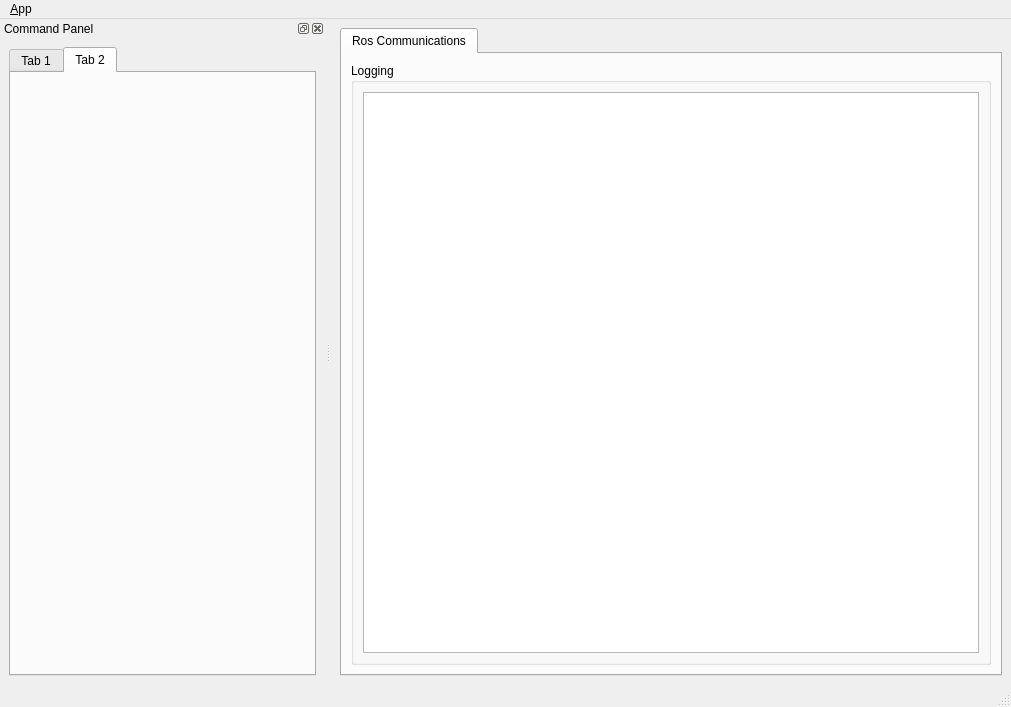
Qt form ui/main_window.ui (Yushirenko/ros_controller_qt) before a commit.
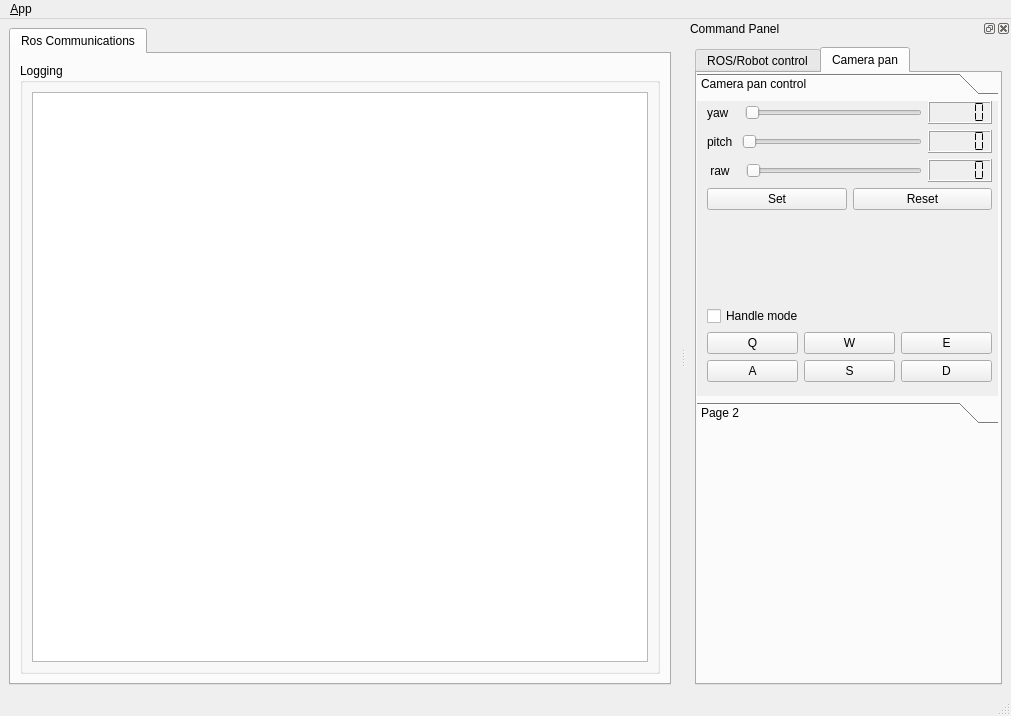
The same form after that commit. The open tabs and pages were chosen to show the change. Icons and pictures are not drawn.

```diff
--- a/ui/main_window.ui
+++ b/ui/main_window.ui
@@ -7,7 +7,7 @@
     <x>0</x>
     <y>0</y>
     <width>1011</width>
-    <height>704</height>
+    <height>716</height>
    </rect>
   </property>
   <property name="windowTitle">
@@ -108,7 +108,7 @@
     <string>Command Panel</string>
    </property>
    <attribute name="dockWidgetArea">
-    <number>1</number>
+    <number>2</number>
    </attribute>
    <widget class="QWidget" name="dockWidgetContents_2">
     <layout class="QVBoxLayout" name="verticalLayout">
@@ -119,7 +119,7 @@
        </property>
        <widget class="QWidget" name="tab_3">
         <attribute name="title">
-         <string>Tab 1</string>
+         <string>ROS/Robot control</string>
         </attribute>
         <layout class="QVBoxLayout" name="verticalLayout_10">
          <item>
@@ -476,8 +476,268 @@
        </widget>
        <widget class="QWidget" name="tab_4">
         <attribute name="title">
-         <string>Tab 2</string>
+         <string>Camera pan</string>
         </attribute>
+        <widget class="QToolBox" name="toolBox">
+         <property name="geometry">
+          <rect>
+           <x>0</x>
+           <y>0</y>
+           <width>301</width>
+           <height>351</height>
+          </rect>
+         </property>
+         <property name="currentIndex">
+          <number>0</number>
+         </property>
+         <widget class="QWidget" name="page">
+          <property name="geometry">
+           <rect>
+            <x>0</x>
+            <y>0</y>
+            <width>301</width>
+            <height>289</height>
+           </rect>
+          </property>
+          <attribute name="label">
+           <string>Camera pan control</string>
+          </attribute>
+          <widget class="QWidget" name="">
+           <property name="geometry">
+            <rect>
+             <x>10</x>
+             <y>0</y>
+             <width>285</width>
+             <height>281</height>
+            </rect>
+           </property>
+           <layout class="QVBoxLayout" name="verticalLayout_15">
+            <item>
+             <layout class="QVBoxLayout" name="verticalLayout_13">
+              <item>
+               <layout class="QVBoxLayout" name="verticalLayout_12">
+                <item>
+                 <layout class="QVBoxLayout" name="verticalLayout_11">
+                  <item>
+                   <layout class="QHBoxLayout" name="horizontalLayout_9">
+                    <item>
+                     <layout class="QHBoxLayout" name="horizontalLayout_6">
+                      <item>
+                       <widget class="QLabel" name="label_6">
+                        <property name="text">
+                         <string>yaw   </string>
+                        </property>
+                       </widget>
+                      </item>
+                      <item>
+                       <widget class="QSlider" name="horizontalSlider_3">
+                        <property name="orientation">
+                         <enum>Qt::Horizontal</enum>
+                        </property>
+                       </widget>
+                      </item>
+                     </layout>
+                    </item>
+                    <item>
+                     <widget class="QLCDNumber" name="lcdNumber_5">
+                      <property name="segmentStyle">
+                       <enum>QLCDNumber::Flat</enum>
+                      </property>
+                     </widget>
+                    </item>
+                   </layout>
+                  </item>
+                  <item>
+                   <layout class="QHBoxLayout" name="horizontalLayout_10">
+                    <item>
+                     <layout class="QHBoxLayout" name="horizontalLayout_7">
+                      <item>
+                       <widget class="QLabel" name="label_7">
+                        <property name="text">
+                         <string>pitch </string>
+                        </property>
+                       </widget>
+                      </item>
+                      <item>
+                       <widget class="QSlider" name="horizontalSlider_4">
+                        <property name="orientation">
+                         <enum>Qt::Horizontal</enum>
+                        </property>
+                       </widget>
+                      </item>
+                     </layout>
+                    </item>
+                    <item>
+                     <widget class="QLCDNumber" name="lcdNumber_4">
+                      <property name="segmentStyle">
+                       <enum>QLCDNumber::Flat</enum>
+                      </property>
+                     </widget>
+                    </item>
+                   </layout>
+                  </item>
+                  <item>
+                   <layout class="QHBoxLayout" name="horizontalLayout_11">
+                    <item>
+                     <layout class="QHBoxLayout" name="horizontalLayout_8">
+                      <item>
+                       <widget class="QLabel" name="label_8">
+                        <property name="text">
+                         <string> raw   </string>
+                        </property>
+                       </widget>
+                      </item>
+                      <item>
+                       <widget class="QSlider" name="horizontalSlider_5">
+                        <property name="orientation">
+                         <enum>Qt::Horizontal</enum>
+                        </property>
+                       </widget>
+                      </item>
+                     </layout>
+                    </item>
+                    <item>
+                     <widget class="QLCDNumber" name="lcdNumber_3">
+                      <property name="segmentStyle">
+                       <enum>QLCDNumber::Flat</enum>
+                      </property>
+                     </widget>
+                    </item>
+                   </layout>
+                  </item>
+                 </layout>
+                </item>
+                <item>
+                 <layout class="QHBoxLayout" name="horizontalLayout_12">
+                  <item>
+                   <widget class="QPushButton" name="pushButton_camera_set">
+                    <property name="text">
+                     <string>Set</string>
+                    </property>
+                   </widget>
+                  </item>
+                  <item>
+                   <widget class="QPushButton" name="pushButton_camera_reset">
+                    <property name="text">
+                     <string>Reset</string>
+                    </property>
+                   </widget>
+                  </item>
+                 </layout>
+                </item>
+                <item>
+                 <spacer name="verticalSpacer_2">
+                  <property name="orientation">
+                   <enum>Qt::Vertical</enum>
+                  </property>
+                  <property name="sizeHint" stdset="0">
+                   <size>
+                    <width>20</width>
+                    <height>40</height>
+                   </size>
+                  </property>
+                 </spacer>
+                </item>
+               </layout>
+              </item>
+              <item>
+               <widget class="QCheckBox" name="checkBox_handlemode">
+                <property name="text">
+                 <string>Handle mode</string>
+                </property>
+               </widget>
+              </item>
+             </layout>
+            </item>
+            <item>
+             <layout class="QVBoxLayout" name="verticalLayout_14">
+              <item>
+               <layout class="QHBoxLayout" name="horizontalLayout_14">
+                <item>
+                 <widget class="QPushButton" name="pushButton_Q">
+                  <property name="text">
+                   <string>Q</string>
+                  </property>
+                  <property name="shortcut">
+                   <string>Q</string>
+                  </property>
+                 </widget>
+                </item>
+                <item>
+                 <widget class="QPushButton" name="pushButton_W">
+                  <property name="text">
+                   <string>W</string>
+                  </property>
+                  <property name="shortcut">
+                   <string>W</string>
+                  </property>
+                 </widget>
+                </item>
+                <item>
+                 <widget class="QPushButton" name="pushButton_E">
+                  <property name="text">
+                   <string>E</string>
+                  </property>
+                  <property name="shortcut">
+                   <string>E</string>
+                  </property>
+                 </widget>
+                </item>
+               </layout>
+              </item>
+              <item>
+               <layout class="QHBoxLayout" name="horizontalLayout_13">
+                <item>
+                 <widget class="QPushButton" name="pushButton_A">
+                  <property name="text">
+                   <string>A</string>
+                  </property>
+                  <property name="shortcut">
+                   <string>A</string>
+                  </property>
+                 </widget>
+                </item>
+                <item>
+                 <widget class="QPushButton" name="pushButton_S">
+                  <property name="text">
+                   <string>S</string>
+                  </property>
+                  <property name="shortcut">
+                   <string>S</string>
+                  </property>
+                 </widget>
+                </item>
+                <item>
+                 <widget class="QPushButton" name="pushButton_D">
+                  <property name="text">
+                   <string>D</string>
+                  </property>
+                  <property name="shortcut">
+                   <string>D</string>
+                  </property>
+                 </widget>
+                </item>
+               </layout>
+              </item>
+             </layout>
+            </item>
+           </layout>
+          </widget>
+         </widget>
+         <widget class="QWidget" name="page_2">
+          <property name="geometry">
+           <rect>
+            <x>0</x>
+            <y>0</y>
+            <width>301</width>
+            <height>279</height>
+           </rect>
+          </property>
+          <attribute name="label">
+           <string>Page 2</string>
+          </attribute>
+         </widget>
+        </widget>
        </widget>
       </widget>
      </item>
```
Left out of the diff: 93 changed lines with no effect on the pictures. Lines whose indentation alone changed are shown as unchanged.
